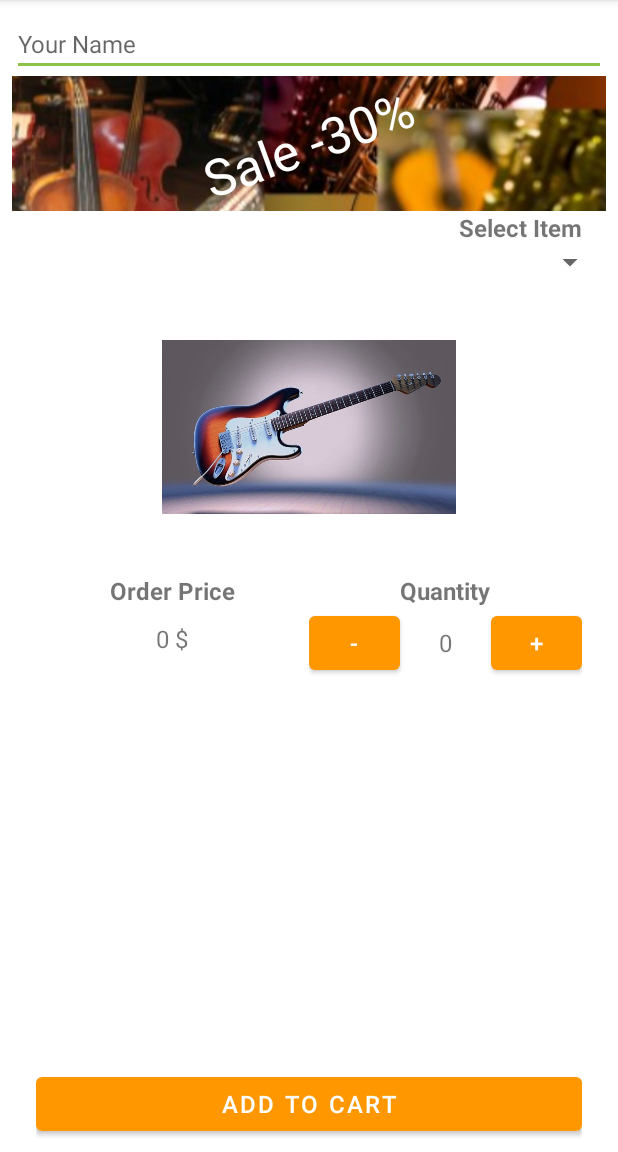
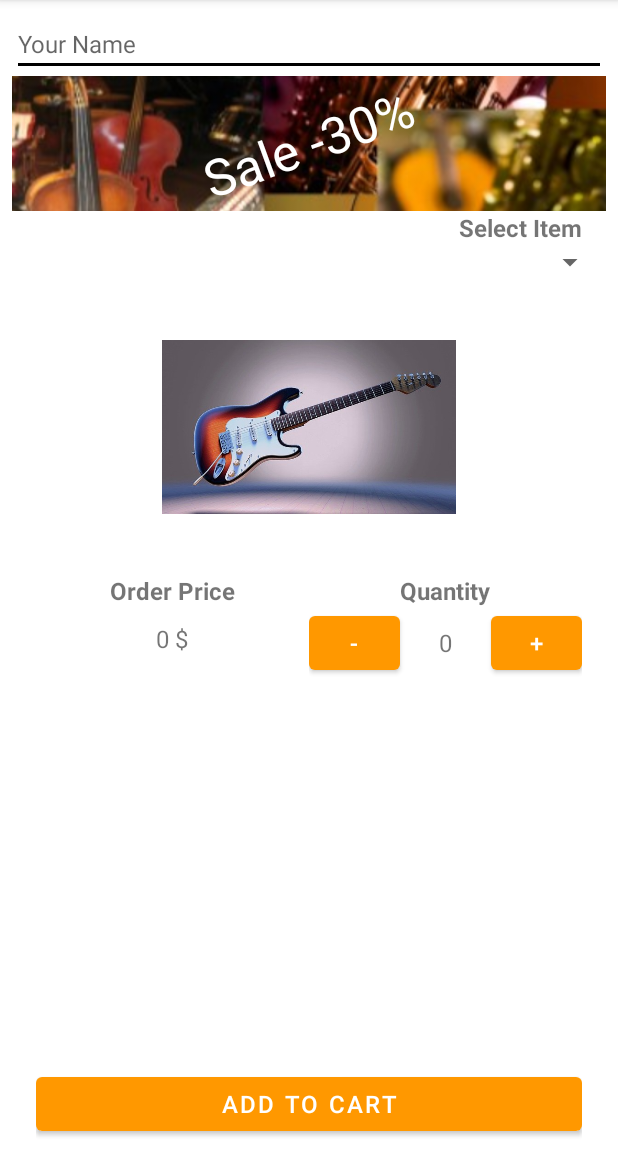
Before and after one commit to rockmacblade/MusicShop, an Android app: the screen it shows after launch (MainActivity), on a phone screen of 412 x 824 dp, the part 84-1236 px from its top. Run offline under Robolectric (Android 15) with nearby library versions, the phone set to English and light mode, and no system bars; Roboto replaces fonts that are not available here.

Commit message:
fix colorAccent

```diff
--- a/app/src/main/res/values/colors.xml
+++ b/app/src/main/res/values/colors.xml
@@ -2,7 +2,7 @@
 <resources>
     <color name="colorPrimary">#FF9800</color>
     <color name="colorPrimaryDark">#F57C00</color>
-    <color name="colorAccent">#8BC34A</color>
+    <color name="colorAccent">#FF000000</color>
     <color name="colorAccentVariant">#A0A0A0</color>
     <color name="purple_200">#FFBB86FC</color>
     <color name="purple_500">#FF6200EE</color>
```
